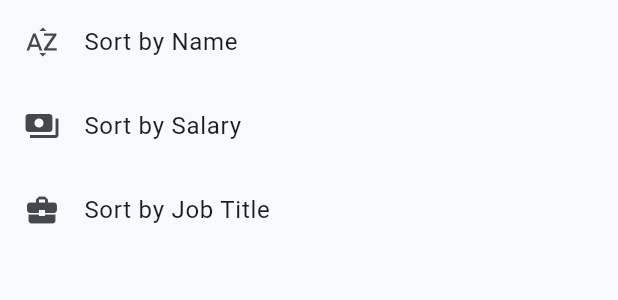
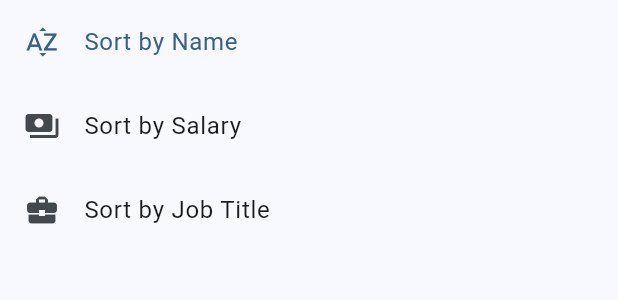
Before and after one commit to YoussefHanna64-bit/Tech-Company-Staff-Manager, a Flutter app: the SortBottomSheet widget shown alone on an empty page, opened directly with empty values, on a phone screen of 412 x 824 dp. Shown: the top 300 px of the screen. Run offline on Flutter 3.47's test engine with Material 3 defaults, Android fonts, the phone set to English and light mode, and no system bars; our stand-ins replace dio, flutter_bloc, sqflite; accounts and stored records are empty; network calls fail.

Commit message:
Refactor: makeing the email validation better and the sort

```diff
--- a/lib/core/utils/validators.dart
+++ b/lib/core/utils/validators.dart
@@ -6,10 +6,8 @@ class Validators {
       return "Email is required";
     }
 
-    final hasAtSymbol = text.contains("@");
-    final hasDot = text.contains(".");
-
-    if (!hasAtSymbol || !hasDot) {
+    final emailRegex = RegExp(r'^[a-zA-Z0-9._%+-]+@[a-zA-Z0-9.-]+\.[a-zA-Z]{2,}$');
+    if (!emailRegex.hasMatch(text)) {
       return "Enter a valid email address";
     }
 
--- a/lib/core/widgets/custom_button.dart
+++ b/lib/core/widgets/custom_button.dart
@@ -1,5 +1,4 @@
 import 'package:flutter/material.dart';
-import 'package:staff_manager/core/constants/app_icons.dart';
 import 'package:staff_manager/core/theme/app_text_styles.dart';
 
 class CustomButton extends StatelessWidget {
--- a/lib/features/employee/domain/entities/employee.dart
+++ b/lib/features/employee/domain/entities/employee.dart
@@ -1,4 +1,6 @@
 enum EmployeeDepartment { engineering, design, hr, marketing, sales }
+
+enum SortBy { name, salary, jobTitle }
 
 extension EmployeeDepartmentExtension on EmployeeDepartment {
   String get label {
--- a/lib/features/employee/presentation/pages/widgets/sort_bottom_sheet.dart
+++ b/lib/features/employee/presentation/pages/widgets/sort_bottom_sheet.dart
@@ -1,8 +1,10 @@
 import 'package:flutter/material.dart';
+import 'package:staff_manager/core/constants/app_icons.dart';
+import 'package:staff_manager/features/employee/domain/entities/employee.dart';
 
 class SortBottomSheet extends StatelessWidget {
-  final String currentSort;
-  final ValueChanged<String> onSelected;
+  final SortBy currentSort;
+  final ValueChanged<SortBy> onSelected;
 
   const SortBottomSheet({
     super.key,
@@ -17,29 +19,29 @@ class SortBottomSheet extends StatelessWidget {
         mainAxisSize: MainAxisSize.min,
         children: [
           ListTile(
-            leading: const Icon(Icons.sort_by_alpha),
+            leading: const Icon(AppIcons.sortByAlpha),
             title: const Text("Sort by Name"),
-            selected: currentSort == "name",
+            selected: currentSort == SortBy.name,
             onTap: () {
-              onSelected("name");
+              onSelected(SortBy.name);
               Navigator.pop(context);
             },
           ),
           ListTile(
-            leading: const Icon(Icons.payments),
+            leading: const Icon(AppIcons.payments),
             title: const Text("Sort by Salary"),
-            selected: currentSort == "salary",
+            selected: currentSort == SortBy.salary,
             onTap: () {
-              onSelected("salary");
+              onSelected(SortBy.salary);
               Navigator.pop(context);
             },
           ),
           ListTile(
-            leading: const Icon(Icons.business_center),
+            leading: const Icon(AppIcons.businessCenter),
             title: const Text("Sort by Job Title"),
-            selected: currentSort == "jobTitle",
+            selected: currentSort == SortBy.jobTitle,
             onTap: () {
-              onSelected("jobTitle");
+              onSelected(SortBy.jobTitle);
               Navigator.pop(context);
             },
           ),
```
Also changed, not shown: lib/features/employee/presentation/pages/employees_page.dart (+8 -6 lines), lib/features/employee/presentation/pages/widgets/employee_filter_panel.dart (+13 -57 lines).
